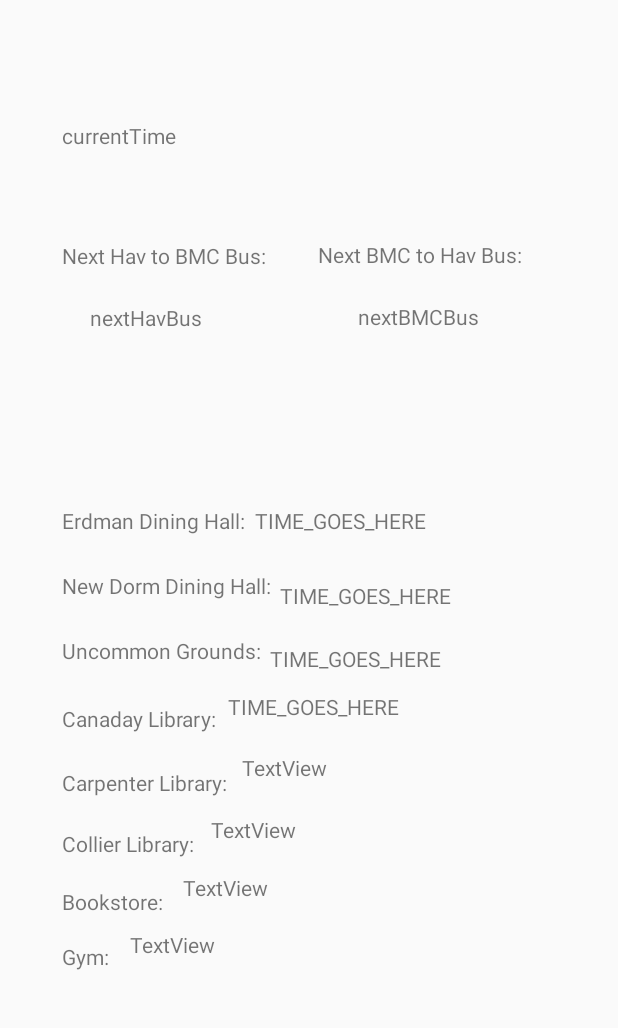
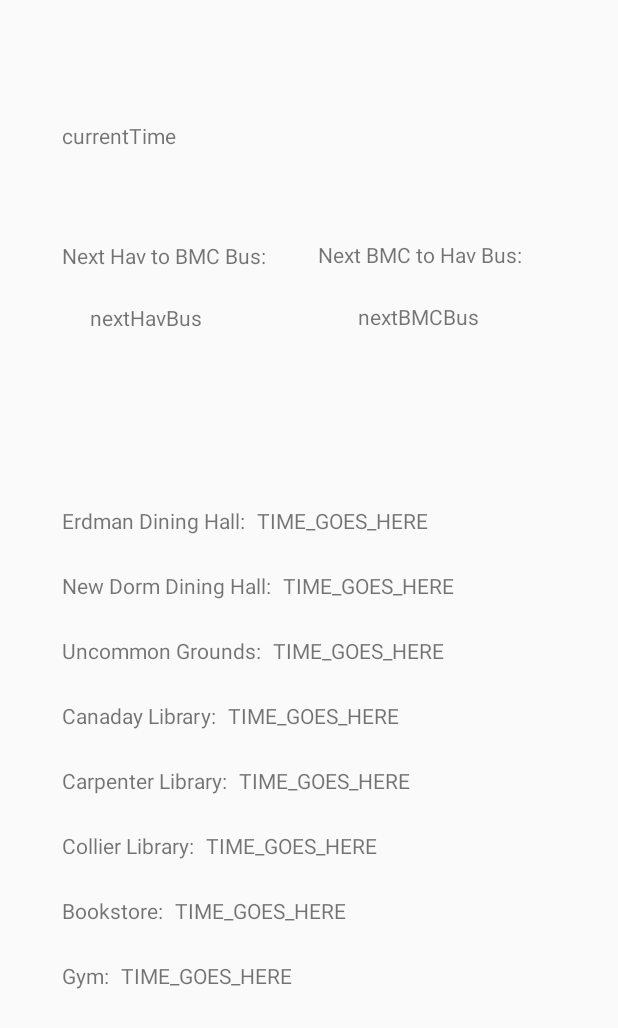
Before and after one commit to pmoriarty98/BrynMawrRightNow, an Android app: the layout activity_main.xml on its own in the app's theme, with its tools: preview values and no code run, on a phone screen of 412 x 824 dp. Shown: the top 1028 px of the screen. Run offline under Robolectric (Android 15) with nearby library versions, the phone set to English and light mode, and no system bars.

Commit message:
fourth commit

```diff
--- a/app/src/main/java/com/example/brynmawrrightnow/MainActivity.java
+++ b/app/src/main/java/com/example/brynmawrrightnow/MainActivity.java
@@ -16,6 +16,7 @@ import java.io.InputStream;
 import java.io.InputStreamReader;
 import java.util.ArrayList;
 import java.util.Calendar;
+import java.util.Date;
 // Mon: 0, Tue: 1, Wed: 2, Thur: 3, Fri: 4, Sat: 5, Sun: 6
 
 public class MainActivity extends AppCompatActivity {
@@ -46,6 +47,10 @@ public class MainActivity extends AppCompatActivity {
         erdman = newSchedule("Erdman.txt");
         newdorm = newSchedule("Newdorm.txt");
         gym = newSchedule("gym.txt");
+        TextView displayTimeNow = (TextView) findViewById(R.id.currentTime);
+        Date date = java.util.Calendar.getInstance().getTime();
+        String timeText = "" + date;
+        displayTimeNow.setText(timeText);
         changeTimeText(null);
     }
 
@@ -117,13 +122,13 @@ public class MainActivity extends AppCompatActivity {
             if(timeOfDay.compareTo(thisDayTimes.get(i)) >= 0 &&
                     (timeOfDay.compareTo(thisDayTimes.get(i+1)) < 0
                             || thisDayTimes.get(i+1).compareTo(midnight) == 0)){
-                view.setText(" is open until " + thisDayTimes.get(i+1));
+                view.setText(" is OPEN until " + thisDayTimes.get(i+1));
                 return;
             }
         }
         //if not open, on the current day, find the next open time
         if(timeOfDay.compareTo(thisDayTimes.get(0)) < 0){
-            view.setText(" is closed. Will be open at: " + thisDayTimes.get(0));
+            view.setText(" is CLOSED. Will be open at: " + thisDayTimes.get(0));
             return;
         }
         for(int i=1; i<thisDayTimes.size(); i = i+2){
@@ -131,14 +136,14 @@ public class MainActivity extends AppCompatActivity {
                 if (timeOfDay.compareTo(thisDayTimes.get(i)) >= 0 &&
                         (timeOfDay.compareTo(thisDayTimes.get(i + 1)) < 0
                                 || thisDayTimes.get(i + 1).compareTo(midnight) == 0)) {
-                    view.setText(" is closed. Will be open TODAY at: " + thisDayTimes.get(i + 1));
+                    view.setText(" is CLOSED. Will be open TODAY at: " + thisDayTimes.get(i + 1));
                     return;
                 }
             }
         }
         // if not open, and the next opening is on the next day
         ArrayList<String> nextDayTimes = schedule.get(day+1);
-        view.setText(" is closed. Will be open TOMORROW at: " + nextDayTimes.get(0));
+        view.setText(" is CLOSED. Will be open TOMORROW at: " + nextDayTimes.get(0));
         return;
     }
 
@@ -166,15 +171,6 @@ public class MainActivity extends AppCompatActivity {
         isOpen(erdmanView, erdman);
         isOpen(newdormView, newdorm);
         isOpen(gymView, gym);
-
-//        boolean openUncommon = isOpen(uncommonView, uncommon);
-//        boolean openBookstore = isOpen(bookstoreView, bookstore);
-//        boolean openCanaday = isOpen(canadayView, canaday);
-//        boolean openCarpenter = isOpen(carpenterView, carpenter);
-//        boolean openCollier = isOpen(collierView, collier);
-//        boolean openErdman = isOpen(erdmanView, erdman);
-//        boolean openNewdorm = isOpen(newdormView, newdorm);
-//        boolean openGym = isOpen(gymView, gym);
     }
 
     private String timeNow(){ // work for later: we only want the day of the week and time
--- a/app/src/main/res/layout/activity_main.xml
+++ b/app/src/main/res/layout/activity_main.xml
@@ -106,75 +106,65 @@
         android:id="@+id/carpenter"
         android:layout_width="wrap_content"
         android:layout_height="wrap_content"
-        android:layout_marginTop="8dp"
+        android:layout_marginTop="24dp"
         android:text="@string/carpenter"
-        app:layout_constraintBottom_toBottomOf="parent"
         app:layout_constraintEnd_toEndOf="parent"
         app:layout_constraintHorizontal_bias="0.137"
         app:layout_constraintStart_toStartOf="parent"
-        app:layout_constraintTop_toBottomOf="@+id/canaday"
-        app:layout_constraintVertical_bias="0.050000012" />
+        app:layout_constraintTop_toBottomOf="@+id/canaday" />
 
     <TextView
         android:id="@+id/canaday"
         android:layout_width="wrap_content"
         android:layout_height="wrap_content"
-        android:layout_marginTop="8dp"
+        android:layout_marginTop="24dp"
         android:text="@string/canaday"
-        app:layout_constraintBottom_toBottomOf="parent"
         app:layout_constraintEnd_toEndOf="parent"
         app:layout_constraintHorizontal_bias="0.133"
         app:layout_constraintStart_toStartOf="parent"
-        app:layout_constraintTop_toBottomOf="@+id/uncommon"
-        app:layout_constraintVertical_bias="0.050000012" />
+        app:layout_constraintTop_toBottomOf="@+id/uncommon" />
 
     <TextView
         android:id="@+id/collier"
         android:layout_width="wrap_content"
         android:layout_height="wrap_content"
-        android:layout_marginTop="8dp"
+        android:layout_marginTop="24dp"
         android:text="@string/collier"
-        app:layout_constraintBottom_toBottomOf="parent"
         app:layout_constraintEnd_toEndOf="parent"
         app:layout_constraintHorizontal_bias="0.127"
         app:layout_constraintStart_toStartOf="parent"
-        app:layout_constraintTop_toBottomOf="@+id/carpenter"
-        app:layout_constraintVertical_bias="0.050000012" />
+        app:layout_constraintTop_toBottomOf="@+id/carpenter" />
 
     <TextView
         android:id="@+id/bookstore"
         android:layout_width="wrap_content"
         android:layout_height="wrap_content"
-        android:layout_marginTop="8dp"
+        android:layout_marginTop="24dp"
         android:text="@string/bookstore"
-        app:layout_constraintBottom_toBottomOf="parent"
         app:layout_constraintEnd_toEndOf="parent"
         app:layout_constraintHorizontal_bias="0.119"
         app:layout_constraintStart_toStartOf="parent"
-        app:layout_constraintTop_toBottomOf="@+id/collier"
-        app:layout_constraintVertical_bias="0.050000012" />
+        app:layout_constraintTop_toBottomOf="@+id/collier" />
 
     <TextView
         android:id="@+id/gym"
         android:layout_width="wrap_content"
         android:layout_height="wrap_content"
-        android:layout_marginTop="8dp"
+        android:layout_marginTop="24dp"
         android:text="@string/gym"
-        app:layout_constraintBottom_toBottomOf="parent"
         app:layout_constraintEnd_toEndOf="parent"
         app:layout_constraintHorizontal_bias="0.108"
         app:layout_constraintStart_toStartOf="parent"
-        app:layout_constraintTop_toBottomOf="@+id/bookstore"
-        app:layout_constraintVertical_bias="0.050000012" />
+        app:layout_constraintTop_toBottomOf="@+id/bookstore" />
 
     <TextView
         android:id="@+id/erdmanText"
         android:layout_width="wrap_content"
         android:layout_height="wrap_content"
+        android:layout_marginStart="8dp"
+        android:layout_marginLeft="8dp"
         android:text="@string/TIME"
         app:layout_constraintBottom_toBottomOf="parent"
-        app:layout_constraintEnd_toEndOf="parent"
-        app:layout_constraintHorizontal_bias="0.05"
         app:layout_constraintStart_toEndOf="@+id/erdman"
         app:layout_constraintTop_toBottomOf="@+id/nextHavBus"
         app:layout_constraintVertical_bias="0.199" />
@@ -183,88 +173,77 @@
         android:id="@+id/newdormText"
         android:layout_width="wrap_content"
         android:layout_height="wrap_content"
+        android:layout_marginStart="8dp"
+        android:layout_marginLeft="8dp"
+        android:layout_marginTop="24dp"
         android:text="@string/TIME"
-        app:layout_constraintBottom_toBottomOf="parent"
-        app:layout_constraintEnd_toEndOf="parent"
-        app:layout_constraintHorizontal_bias="0.05"
         app:layout_constraintStart_toEndOf="@+id/newdorm"
-        app:layout_constraintTop_toBottomOf="@+id/erdman"
-        app:layout_constraintVertical_bias="0.069" />
+        app:layout_constraintTop_toBottomOf="@+id/erdman" />
 
     <TextView
         android:id="@+id/uncommonText"
         android:layout_width="wrap_content"
         android:layout_height="wrap_content"
+        android:layout_marginStart="8dp"
+        android:layout_marginLeft="8dp"
+        android:layout_marginTop="24dp"
         android:text="@string/TIME"
-        app:layout_constraintBottom_toBottomOf="parent"
-        app:layout_constraintEnd_toEndOf="parent"
-        app:layout_constraintHorizontal_bias="0.05"
         app:layout_constraintStart_toEndOf="@+id/uncommon"
-        app:layout_constraintTop_toBottomOf="@+id/newdorm"
-        app:layout_constraintVertical_bias="0.072" />
+        app:layout_constraintTop_toBottomOf="@+id/newdorm" />
 
     <TextView
         android:id="@+id/canadayText"
         android:layout_width="wrap_content"
         android:layout_height="wrap_content"
+        android:layout_marginStart="8dp"
+        android:layout_marginLeft="8dp"
+        android:layout_marginTop="24dp"
         android:text="@string/TIME"
-        app:layout_constraintBottom_toBottomOf="parent"
-        app:layout_constraintEnd_toEndOf="parent"
-        app:layout_constraintHorizontal_bias="0.05"
         app:layout_constraintStart_toEndOf="@+id/canaday"
-        app:layout_constraintTop_toBottomOf="@+id/uncommon"
-        app:layout_constraintVertical_bias="0.05" />
+        app:layout_constraintTop_toBottomOf="@+id/uncommon" />
 
     <TextView
         android:id="@+id/carpenterText"
         android:layout_width="wrap_content"
         android:layout_height="wrap_content"
-        android:layout_marginTop="13dp"
-        android:text="TextView"
-        app:layout_constraintBottom_toBottomOf="parent"
-        app:layout_constraintEnd_toEndOf="parent"
-        app:layout_constraintHorizontal_bias="0.05"
+        android:layout_marginStart="8dp"
+        android:layout_marginLeft="8dp"
+        android:layout_marginTop="24dp"
+        android:text="@string/TIME"
         app:layout_constraintStart_toEndOf="@+id/carpenter"
-        app:layout_constraintTop_toBottomOf="@+id/canaday"
-        app:layout_constraintVertical_bias="0.0" />
+        app:layout_constraintTop_toBottomOf="@+id/canaday" />
 
     <TextView
         android:id="@+id/collierText"
         android:layout_width="wrap_content"
         android:layout_height="wrap_content"
-        android:layout_marginTop="12dp"
-        android:text="TextView"
-        app:layout_constraintBottom_toBottomOf="parent"
-        app:layout_constraintEnd_toEndOf="parent"
-        app:layout_constraintHorizontal_bias="0.05"
+        android:layout_marginStart="8dp"
+        android:layout_marginLeft="8dp"
+        android:layout_marginTop="24dp"
+        android:text="@string/TIME"
         app:layout_constraintStart_toEndOf="@+id/collier"
-        app:layout_constraintTop_toBottomOf="@+id/carpenter"
-        app:layout_constraintVertical_bias="0.0" />
+        app:layout_constraintTop_toBottomOf="@+id/carpenter" />
 
     <TextView
         android:id="@+id/bookstoreText"
         android:layout_width="wrap_content"
         android:layout_height="wrap_content"
-        android:layout_marginTop="8dp"
-        android:text="TextView"
-        app:layout_constraintBottom_toBottomOf="parent"
-        app:layout_constraintEnd_toEndOf="parent"
-        app:layout_constraintHorizontal_bias="0.053"
+        android:layout_marginStart="8dp"
+        android:layout_marginLeft="8dp"
+        android:layout_marginTop="24dp"
+        android:text="@string/TIME"
         app:layout_constraintStart_toEndOf="@+id/bookstore"
-        app:layout_constraintTop_toBottomOf="@+id/collier"
-        app:layout_constraintVertical_bias="0.01" />
+        app:layout_constraintTop_toBottomOf="@+id/collier" />
 
     <TextView
         android:id="@+id/gymText"
         android:layout_width="wrap_content"
         android:layout_height="wrap_content"
-        android:layout_marginTop="9dp"
-        android:text="TextView"
-        app:layout_constraintBottom_toBottomOf="parent"
-        app:layout_constraintEnd_toEndOf="parent"
-        app:layout_constraintHorizontal_bias="0.05"
+        android:layout_marginStart="8dp"
+        android:layout_marginLeft="8dp"
+        android:layout_marginTop="24dp"
+        android:text="@string/TIME"
         app:layout_constraintStart_toEndOf="@+id/gym"
-        app:layout_constraintTop_toBottomOf="@+id/bookstore"
-        app:layout_constraintVertical_bias="0.0" />
+        app:layout_constraintTop_toBottomOf="@+id/bookstore" />
 
 </androidx.constraintlayout.widget.ConstraintLayout>
```
